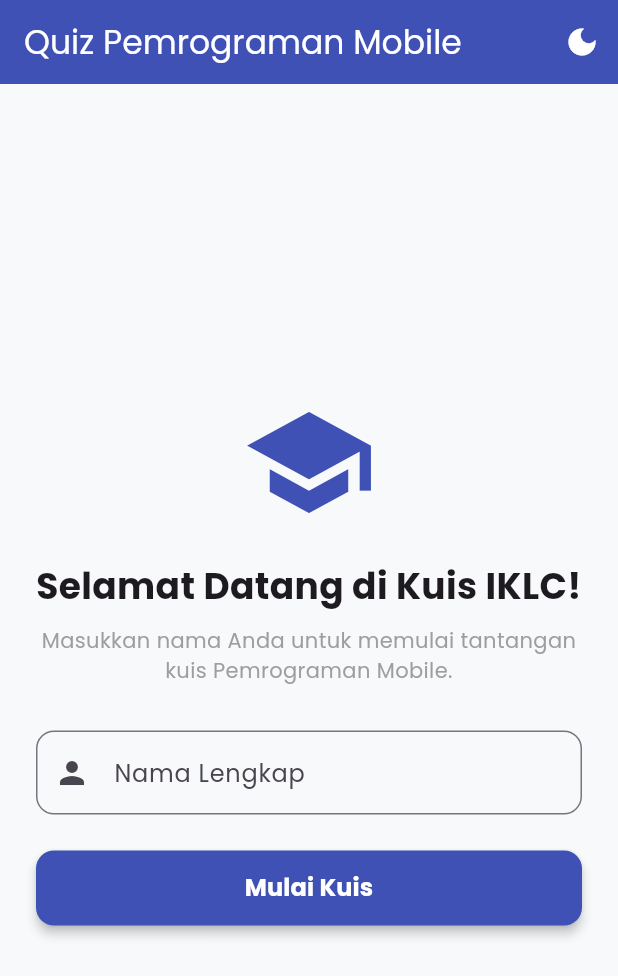
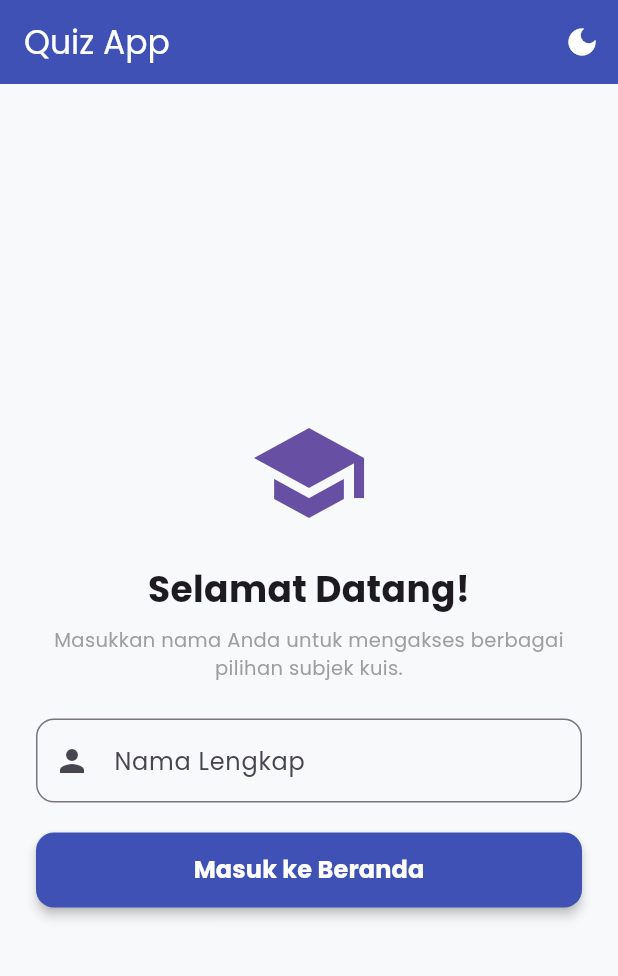
Before and after one commit to ysjltaa/quizly, a Flutter app: the screen it shows after launch, on a phone screen of 412 x 824 dp. Shown: the top 976 px of the screen. Run offline on Flutter 3.47's test engine with Material 3 defaults, Android fonts, the phone set to English and light mode, and no system bars; our stand-ins replace google_fonts.

Commit message:
Update WelcomeScreen to navigate to MainNavigationScreen

```diff
--- a/lib/screens/welcome_screen.dart
+++ b/lib/screens/welcome_screen.dart
@@ -1,6 +1,6 @@
 import 'package:flutter/material.dart';
 import '../widgets/custom_button.dart';
-import 'quiz_screen.dart';
+import 'main_navigation_screen.dart';
 
 class WelcomeScreen extends StatefulWidget {
   final VoidCallback toggleTheme;
@@ -18,68 +18,63 @@ class _WelcomeScreenState extends State<WelcomeScreen> {
 
   @override
   Widget build(BuildContext context) {
-    final double screenWidth = MediaQuery.of(context).size.width;
-
     return Scaffold(
       appBar: AppBar(
-        title: const Text("Quiz Pemrograman Mobile"),
+        title: const Text("Quiz App"),
         actions: [
           IconButton(
             icon: Icon(widget.isDarkMode ? Icons.light_mode : Icons.dark_mode),
             onPressed: widget.toggleTheme,
-            tooltip: 'Ganti Tema',
           ),
         ],
       ),
-      body: Center(
+      body: SafeArea(
+        child: Center(
           child: SingleChildScrollView(
             padding: const EdgeInsets.all(24.0),
-          child: ConstrainedBox(
-            constraints: BoxConstraints(maxWidth: screenWidth > 600 ? 500 : screenWidth),
             child: Form(
               key: _formKey,
               child: Column(
                 mainAxisAlignment: MainAxisAlignment.center,
                 children: [
-                  // Ilustrasi / Icon Utama
-                  const Icon(Icons.school, size: 90, color: Colors.indigo),
+                  Icon(Icons.school, size: 80, color: Theme.of(context).primaryColor),
                   const SizedBox(height: 20),
                   const Text(
-                    "Selamat Datang di Kuis IKLC!",
+                    "Selamat Datang!",
                     style: TextStyle(fontSize: 24, fontWeight: FontWeight.bold),
+                  ),
+                  const SizedBox(height: 8),
+                  const Text(
+                    "Masukkan nama Anda untuk mengakses berbagai pilihan subjek kuis.",
                     textAlign: TextAlign.center,
+                    style: TextStyle(color: Colors.grey, fontSize: 13),
                   ),
-                  const SizedBox(height: 10),
-                  const Text(
-                    "Masukkan nama Anda untuk memulai tantangan kuis Pemrograman Mobile.",
-                    style: TextStyle(fontSize: 14, color: Colors.grey),
-                    textAlign: TextAlign.center,
-                  ),
-                  const SizedBox(height: 30),
+                  const SizedBox(height: 24),
                   TextFormField(
                     controller: _nameController,
                     decoration: InputDecoration(
                       labelText: "Nama Lengkap",
-                      hintText: "Contoh: Budi Santoso",
                       prefixIcon: const Icon(Icons.person),
                       border: OutlineInputBorder(borderRadius: BorderRadius.circular(12)),
                     ),
                     validator: (value) {
                       if (value == null || value.trim().isEmpty) {
-                        return 'Nama tidak boleh kosong!';
+                        return "Nama wajib diisi!";
                       }
                       return null;
                     },
                   ),
-                  const SizedBox(height: 24),
-                  CustomButton(
-                    text: "Mulai Kuis",
+                  const SizedBox(height: 20),
+                  SizedBox(
+                    width: double.infinity,
+                    child: CustomButton(
+                      text: "Masuk ke Beranda",
                       onPressed: () {
                         if (_formKey.currentState!.validate()) {
                           Navigator.pushReplacement(
                             context,
                             MaterialPageRoute(
-                            builder: (context) => QuizScreen(
+                              builder: (context) => MainNavigationScreen(
                                 userName: _nameController.text.trim(),
                                 toggleTheme: widget.toggleTheme,
                                 isDarkMode: widget.isDarkMode,
@@ -88,6 +83,7 @@ class _WelcomeScreenState extends State<WelcomeScreen> {
                           );
                         }
                       },
+                    ),
                   ),
                 ],
               ),
```
Lines whose indentation alone changed are shown as unchanged.
